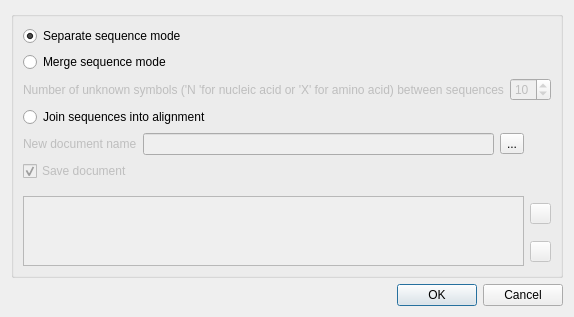
First picture: the form in src/ugeneui/src/project_support/ui/MultipleSequenceFilesReadingMode.ui, repository violethaze74/ugene, before the edit.
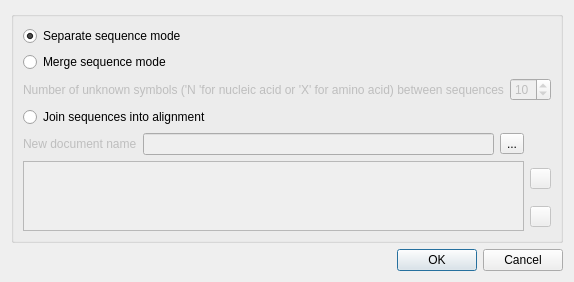
Second picture: the form after the edit.

```diff
--- a/src/ugeneui/src/project_support/ui/MultipleSequenceFilesReadingMode.ui
+++ b/src/ugeneui/src/project_support/ui/MultipleSequenceFilesReadingMode.ui
@@ -7,7 +7,7 @@
     <x>0</x>
     <y>0</y>
     <width>555</width>
-    <height>302</height>
+    <height>271</height>
    </rect>
   </property>
   <property name="windowTitle">
@@ -95,47 +95,14 @@
         </item>
        </layout>
       </item>
-      <item row="6" column="0">
-       <layout class="QHBoxLayout" name="horizontalLayout_4">
-        <property name="bottomMargin">
-         <number>9</number>
-        </property>
-        <item>
-         <widget class="QCheckBox" name="saveBox">
-          <property name="enabled">
-           <bool>false</bool>
-          </property>
-          <property name="text">
-           <string>Save document</string>
-          </property>
-          <property name="checked">
-           <bool>true</bool>
-          </property>
-         </widget>
-        </item>
-        <item>
-         <spacer name="horizontalSpacer_2">
-          <property name="orientation">
-           <enum>Qt::Horizontal</enum>
-          </property>
-          <property name="sizeHint" stdset="0">
-           <size>
-            <width>40</width>
-            <height>20</height>
-           </size>
-          </property>
-         </spacer>
-        </item>
-       </layout>
-      </item>
-      <item row="7" column="0" rowspan="2">
+      <item row="6" column="0" rowspan="2">
        <widget class="QListWidget" name="listDocuments">
         <property name="enabled">
          <bool>false</bool>
         </property>
        </widget>
       </item>
-      <item row="7" column="1">
+      <item row="6" column="1">
        <widget class="QPushButton" name="upperButton">
         <property name="enabled">
          <bool>false</bool>
@@ -163,7 +130,7 @@
         </property>
        </widget>
       </item>
-      <item row="8" column="1">
+      <item row="7" column="1">
        <widget class="QPushButton" name="bottomButton">
         <property name="enabled">
          <bool>false</bool>
@@ -185,7 +152,7 @@
         </property>
        </widget>
       </item>
-      <item row="9" column="0">
+      <item row="8" column="0">
        <spacer name="verticalSpacer">
         <property name="orientation">
          <enum>Qt::Vertical</enum>
```
